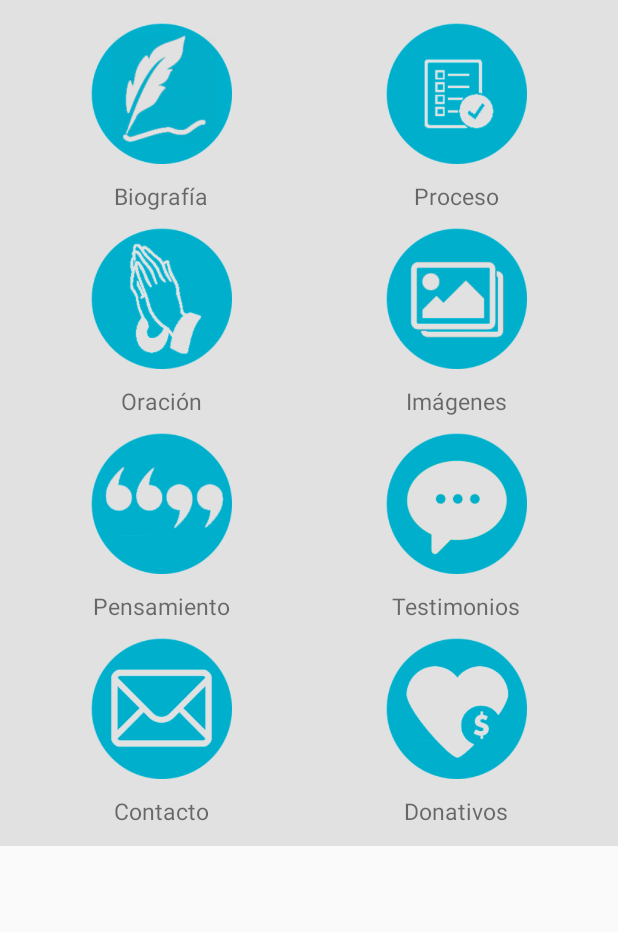
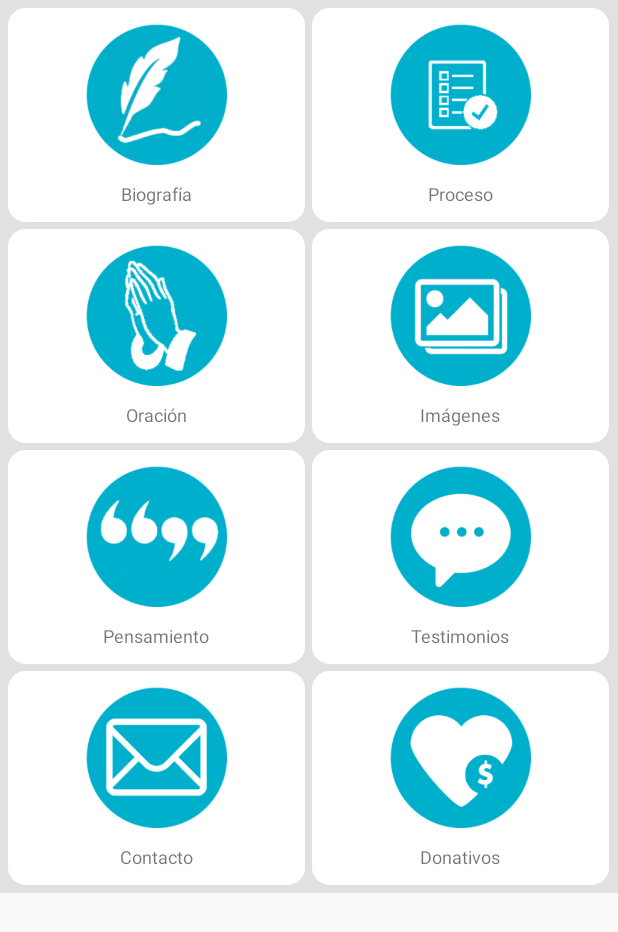
Before and after one commit to AndroidCEV/CAMINO_A_LOS_ALTARES, an Android app: the GridActivity screen opened directly, with no data from a screen before it, on a phone screen of 412 x 824 dp. Shown: the top 932 px of the screen. Run offline under Robolectric (Android 15) with nearby library versions, the phone set to English and light mode, and no system bars.

Commit message:
cambios vista

```diff
--- /dev/null
+++ b/CaminoALosAltares/app/src/main/res/drawable/roundcorner.xml
@@ -0,0 +1,30 @@
+<?xml version="1.0" encoding="utf-8"?>
+<shape
+    xmlns:android="http://schemas.android.com/apk/res/android"
+    android:shape="rectangle">
+
+    <!-- Color de fondo de la vista -->
+    <solid
+        android:color="@android:color/white" >
+    </solid>
+
+    <!-- Color y ancho del borde del elemento -->
+    <stroke
+        android:width="3dp"
+        android:color="@android:color/white" >
+    </stroke>
+
+    <!-- Si queremos añadir algún padding -->
+    <padding
+        android:left="5dp"
+        android:top="5dp"
+        android:right="5dp"
+        android:bottom="5dp"    >
+    </padding>
+
+    <!-- Aquí indicamos el radio a aplicar a las esquinas -->
+    <corners
+        android:radius="10dp"   >
+    </corners>
+
+</shape>
--- a/CaminoALosAltares/app/src/main/res/layout/menumain.xml
+++ b/CaminoALosAltares/app/src/main/res/layout/menumain.xml
@@ -14,10 +14,14 @@
         android:layout_alignParentLeft="true"
         android:layout_below="@+id/textView1"
         android:numColumns="2"
-        android:paddingBottom="7dp"
-        android:paddingLeft="9dp"
-        android:paddingRight="9dp"
-        android:paddingTop="10dp"
+        android:cacheColorHint="@android:color/transparent"
+        android:horizontalSpacing="5dp"
+        android:verticalSpacing="5dp"
+        android:scrollbarStyle="outsideOverlay"
+        android:paddingBottom="5dp"
+        android:paddingLeft="5dp"
+        android:paddingRight="5dp"
+        android:paddingTop="5dp"
         android:background="@drawable/background">
 
     </GridView>
--- a/CaminoALosAltares/app/src/main/res/layout/programlist.xml
+++ b/CaminoALosAltares/app/src/main/res/layout/programlist.xml
@@ -2,8 +2,12 @@
 <LinearLayout xmlns:android="http://schemas.android.com/apk/res/android"
     android:layout_width="match_parent"
     android:layout_height="match_parent"
-
-    android:orientation="vertical" >
+    android:paddingBottom="5dp"
+    android:paddingLeft="5dp"
+    android:paddingRight="5dp"
+    android:paddingTop="5dp"
+    android:orientation="vertical"
+    android:background="@drawable/roundcorner">
 
     <ImageView
         android:id="@+id/imageView1"
@@ -19,7 +23,8 @@
         android:layout_gravity="center"
         android:layout_width="wrap_content"
         android:layout_height="wrap_content"
-        android:textSize="15dp"
+        android:textSize="12sp"
+        android:typeface="sans"
         android:layout_marginTop="5dp"
         android:layout_marginBottom="5dp"
         android:text="TextView" />
```
Also changed, not shown: CaminoALosAltares/app/src/main/res/layout/activity_main.xml (+5 -5 lines), CaminoALosAltares/app/src/main/res/layout/custom_row_view.xml (+10 -9 lines).
